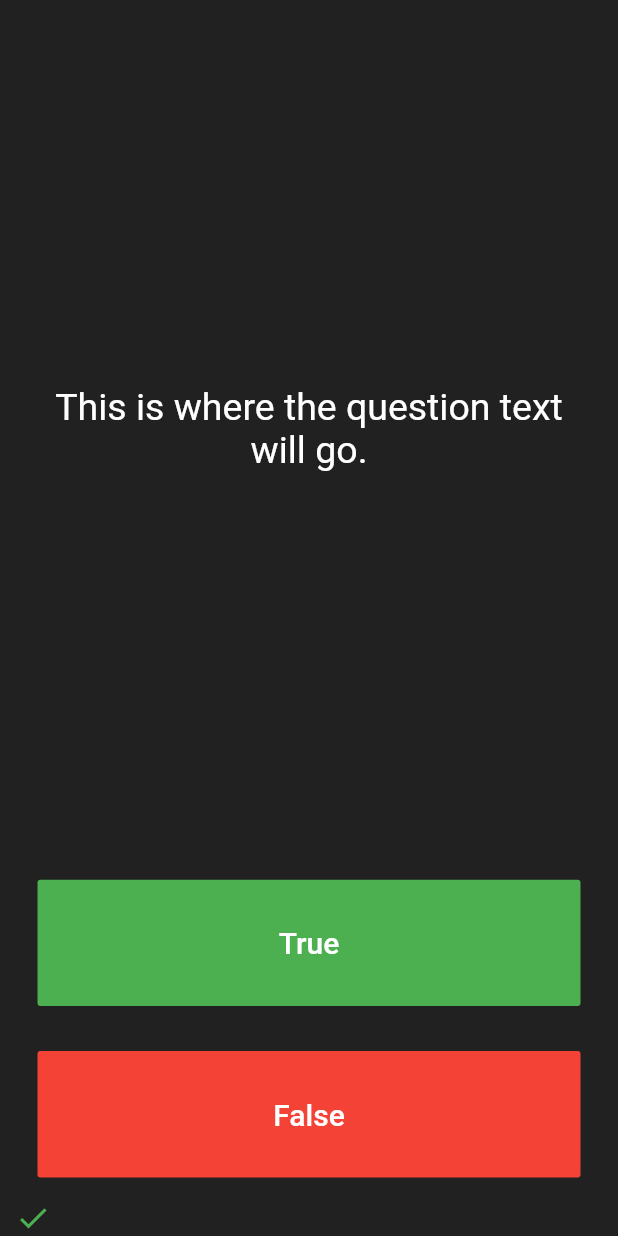
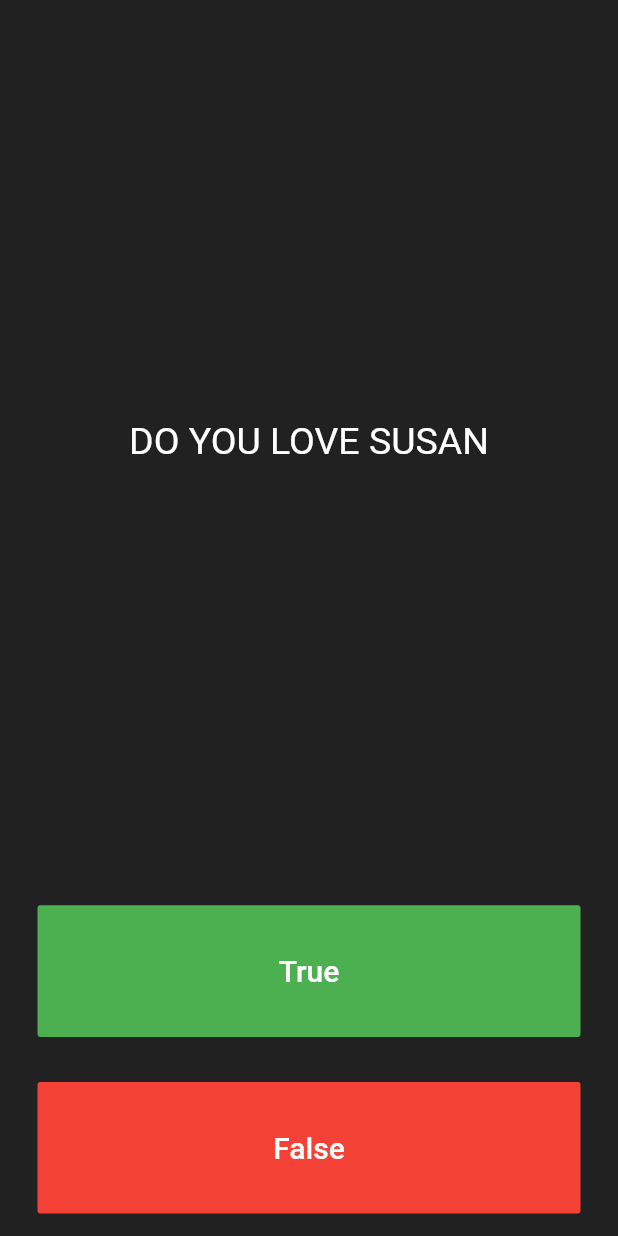
Before and after one commit to sardonrx/Susan-chip, a Flutter app: the screen it shows after launch, after a tap on "True", on a phone screen of 412 x 824 dp. Run offline on Flutter 3.47's test engine with Material 2 defaults, Android fonts, the phone set to English and light mode, and no system bars.

Commit message:
Question Tracker

```diff
--- a/lib/main.dart
+++ b/lib/main.dart
@@ -18,7 +18,6 @@ class ScoreKeeper extends StatelessWidget {
     );
   }
 }
-
 class QuizPage extends StatefulWidget {
   @override
   _QuizPageState createState() => _QuizPageState();
@@ -28,6 +27,18 @@ class _QuizPageState extends State<QuizPage> {
 
   List<Icon> score =[
   ];
+
+  List<String> question=[
+    'DO YOU LOVE SUSAN',
+    'is susan beautiful',
+    'is seyi ready to love love',
+    'do you have problem',
+    'can i hate you',
+  ];
+
+  int  questionTracker = 0;
+
+
   @override
   Widget build(BuildContext context) {
     return Column(
@@ -40,7 +51,7 @@ class _QuizPageState extends State<QuizPage> {
             padding: EdgeInsets.all(10.0),
             child: Center(
               child: Text(
-                'This is where the question text will go.',
+                question[questionTracker],
                 textAlign: TextAlign.center,
                 style: TextStyle(
                   fontSize: 25.0,
@@ -64,13 +75,6 @@ class _QuizPageState extends State<QuizPage> {
                 ),
               ),
               onPressed: (){
-                setState(() {
-                  score.add(Icon(
-                    Icons.check,
-                    color: Colors.green,
-                  ),
-                  );
-                });
               },
             ),
           ),
@@ -88,13 +92,11 @@ class _QuizPageState extends State<QuizPage> {
                 ),
               ),
               onPressed: () {
-                setState(() {
-                  score.add(
-                    Icon(Icons.close, color: Colors.red,
-                    ),
-                  );
+                setState((){
+                  questionTracker++;
+                  print(questionTracker);
                 });
-              },
+              }
             ),
           ),
         ),
```
